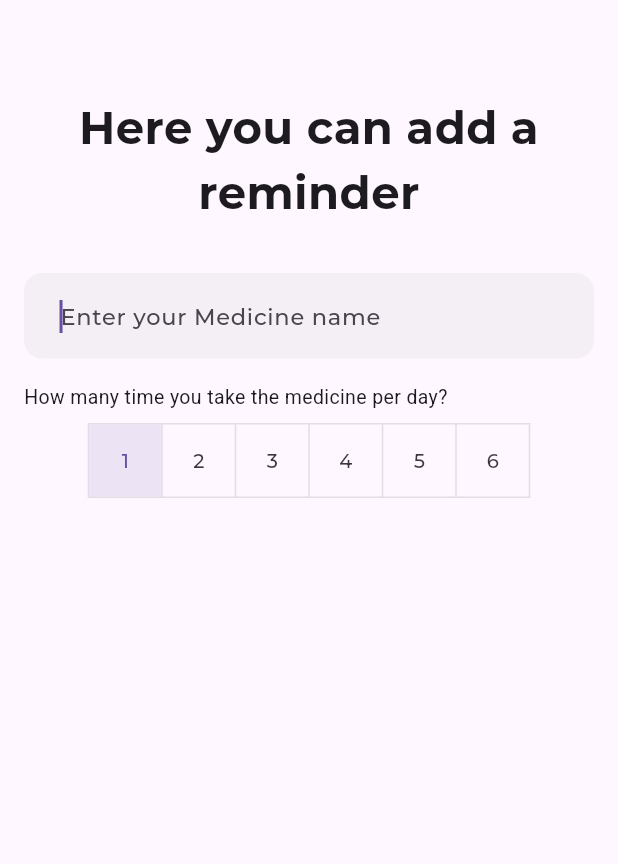
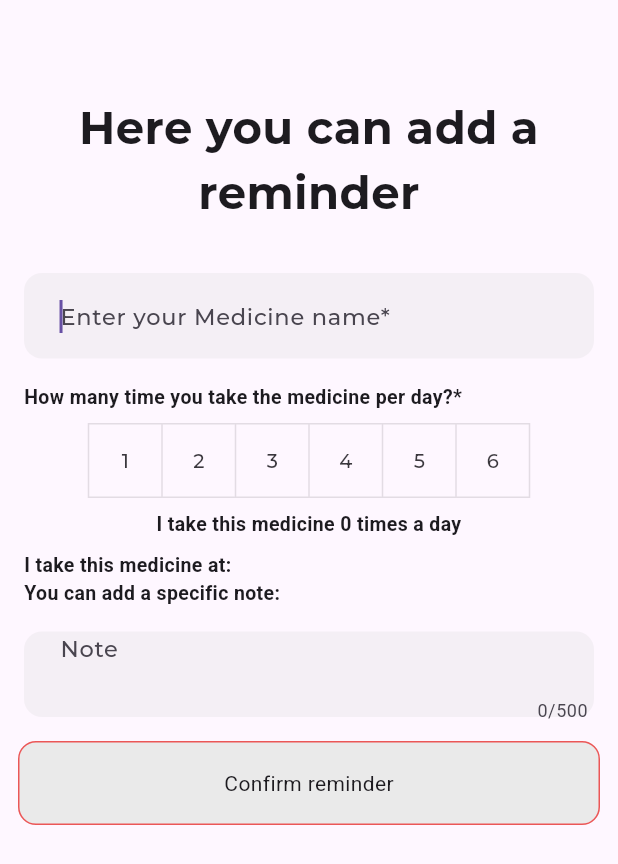
Before and after one commit to HamzaAitMezouar/diary, a Flutter app: the AddReminderPage screen opened by its route, on a phone screen of 412 x 824 dp. Shown: the top 864 px of the screen. Run offline on Flutter 3.47's test engine with Material 3 defaults, Android fonts, the light colour scheme and no system bars; our stand-ins replace connectivity_plus, dartz, dio, equatable, firebase_auth, firebase_core and 13 more; missing offline and left inert: dio_smart_retry, flutter_facebook_auth; accounts and stored records are empty; generated files the repository leaves out were written again.

Commit message:
add ui reminder and hive

```diff
--- a/lib/core/DI/storage_provider.dart
+++ b/lib/core/DI/storage_provider.dart
@@ -18,3 +18,7 @@ final sharedPreferencesProvider = Provider<SharedPreferences>((ref) {
 
 final sharedPreferencesHelperProvider =
     Provider<SharedPreferencesHelper>((ref) => SharedPreferencesHelper(ref.watch(sharedPreferencesProvider)));
+
+final hiveProvider = Provider<SharedPreferences>((ref) {
+  throw UnimplementedError();
+});
--- /dev/null
+++ b/lib/data/datasource/reminder_datasource/reminder_local_datasource.dart
@@ -0,0 +1,33 @@
+import 'package:diary/data/models/reminder_model.dart';
+import 'package:hive/hive.dart';
+
+abstract class ReminderLocalDataSource {
+  Future<List<ReminderModel>> getPendingReminders();
+  Future<void> addReminder(ReminderModel reminder);
+  Future<void> markReminderAsCompleted(String reminderId);
+}
+
+class ReminderLocalDataSourceImpl extends ReminderLocalDataSource {
+  final Box<ReminderModel> reminderBox;
+
+  ReminderLocalDataSourceImpl({required this.reminderBox});
+
+  /// 1️⃣ Add a new reminder to Hive
+  @override
+  Future<void> addReminder(ReminderModel reminder) async {
+    await reminderBox.put(reminder.id, reminder);
+  }
+
+  @override
+  Future<List<ReminderModel>> getPendingReminders() async {
+    return reminderBox.values.where((r) => !r.isCompleted).toList();
+  }
+
+  @override
+  Future<void> markReminderAsCompleted(String reminderId) async {
+    final reminder = reminderBox.get(reminderId);
+    if (reminder != null) {
+      reminderBox.put(reminderId, reminder.copyWith(isCompleted: true));
+    }
+  }
+}
--- a/lib/presentation/home/views/add_reminder.dart
+++ b/lib/presentation/home/views/add_reminder.dart
@@ -1,7 +1,9 @@
 import 'dart:math';
 
 import 'package:diary/core/exports.dart';
+import 'package:diary/widgets/custom_long_button.dart';
 import 'package:diary/widgets/custom_text_field.dart';
+import 'package:flutter/cupertino.dart';
 import 'package:flutter/material.dart';
 import 'package:flutter/widgets.dart';
 import 'package:flutter_riverpod/flutter_riverpod.dart';
@@ -30,21 +32,62 @@ class AddReminderPage extends ConsumerWidget {
                 Padding(
                   padding: Paddings.allXs,
                   child: CustomTextField(
-                      hintText: "Enter your Medicine name",
+                      hintText: "Enter your Medicine name*",
                       controller: TextEditingController(text: addReminderProvider.medicineName)),
                 ),
-                Row(
-                  mainAxisAlignment: MainAxisAlignment.start,
-                  children: [
-                    xsSpacer(),
-                    Text(
-                      "How many time you take the medicine per day? ",
-                      style: TextStyles.roboto13,
-                    ),
-                  ],
+                Padding(
+                  padding: Paddings.horizontalXs,
+                  child: Text(
+                    "How many time you take the medicine per day?* ",
+                    style: TextStyles.robotoBold13,
+                  ),
                 ),
                 xxxsSpacer(),
                 IntakeNumber(),
+                xxxsSpacer(),
+                Text(
+                    textAlign: TextAlign.center,
+                    addReminderProvider.intakeCount == 1
+                        ? "I take this medicine one time a day"
+                        : "I take this medicine ${addReminderProvider.intakeCount} times a day",
+                    style: TextStyles.robotoBold13),
+                xxxsSpacer(),
+                Padding(
+                  padding: Paddings.horizontalXs,
+                  child: Text("I take this medicine at: ", style: TextStyles.robotoBold13),
+                ),
+                Wrap(alignment: WrapAlignment.center, direction: Axis.horizontal, children: [
+                  ...List.generate(
+                      addReminderProvider.intakeCount,
+                      (index) => TextButton.icon(
+                          icon: Icon(Icons.access_time),
+                          onPressed: () {
+                            ref.read(medicineReminderProvider.notifier).updateIntakeTime(index, context);
+                          },
+                          label: Text(addReminderProvider.intakeTimes[index].format(context))))
+                ]),
+                Padding(
+                  padding: Paddings.horizontalXs,
+                  child: Text(
+                    "You can add a specific note:",
+                    style: TextStyles.robotoBold13,
+                  ),
+                ),
+                Padding(
+                  padding: Paddings.allXs,
+                  child: CustomTextField(
+                      isParagraph: true,
+                      hintText: "Note",
+                      maxLine: 5,
+                      maxLength: 500,
+                      controller: TextEditingController(text: addReminderProvider.note)),
+                ),
+                CustomButton(
+                    backgorundColor: AppColors.error,
+                    disableColor: AppColors.grauVollfarbe,
+                    isDisabled: (addReminderProvider.medicineName.isEmpty && addReminderProvider.intakeCount == 0),
+                    onTap: () {},
+                    title: "Confirm reminder"),
               ],
             ),
           ),
--- a/lib/widgets/custom_text_field.dart
+++ b/lib/widgets/custom_text_field.dart
@@ -8,13 +8,12 @@ class CustomTextField extends StatelessWidget {
   final String? text;
   final bool isPassword;
   final bool isNumber;
-  final bool isUsername;
+  final bool isParagraph;
   final bool? autocorrect;
   final String hintText;
   final Color? color;
   final int? maxLength;
   final String? prefixIcon;
-  final bool isNext;
   final bool isExpanded;
   final TextAlignVertical? textAlignVertical;
   final Color? textInputColor;
@@ -34,13 +33,12 @@ class CustomTextField extends StatelessWidget {
     this.text,
     this.isPassword = false,
     this.isNumber = false,
-    this.isUsername = false,
+    this.isParagraph = false,
     this.autocorrect,
     required this.hintText,
     this.color,
     this.maxLength,
     this.prefixIcon,
-    this.isNext = false,
     this.isExpanded = false,
     this.textAlignVertical,
     this.textInputColor,
@@ -70,8 +68,8 @@ class CustomTextField extends StatelessWidget {
           maxLength: maxLength,
           maxLines: maxLine ?? 1,
           keyboardType: textInputType ??
-              (isUsername
-                  ? TextInputType.text
+              (isParagraph
+                  ? TextInputType.multiline
                   : isNumber
                       ? TextInputType.number
                       : TextInputType.name),
@@ -82,7 +80,6 @@ class CustomTextField extends StatelessWidget {
           textAlignVertical: textAlignVertical ?? TextAlignVertical.center,
           onChanged: onChanged,
           onFieldSubmitted: onSubmit,
-          textInputAction: isNext ? TextInputAction.next : TextInputAction.done,
           obscureText: isPassword,
           decoration: InputDecoration(
             suffixIcon: suffix,
```
Also changed, not shown: lib/data/models/reminder_model.dart (+36 -8 lines), lib/main.dart (+5 -3 lines), lib/presentation/home/controller/add_reminder_provider/add_reminder_provider.dart (+15 -4 lines), lib/widgets/cupertino_time_picker.dart (added, +53 -0 lines), pubspec.yaml (+3 -6 lines), lib/data/models/reminder_model.g.dart (added), pubspec.lock.
